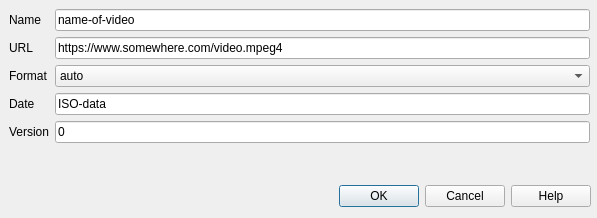
Above: src/cdlgmdffilevideo.ui from grodansparadis/vscp-works-qt before the change. Below: the same form after it.
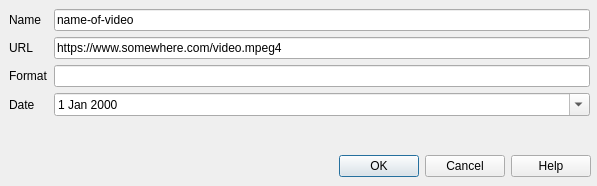
That is the form after the change.

What changed in the file:
```diff
--- a/src/cdlgmdffilevideo.ui
+++ b/src/cdlgmdffilevideo.ui
@@ -7,18 +7,18 @@
     <x>0</x>
     <y>0</y>
     <width>597</width>
-    <height>218</height>
+    <height>186</height>
    </rect>
   </property>
   <property name="windowTitle">
-   <string>Dialog</string>
+   <string>MDF Video</string>
   </property>
-  <widget class="QDialogButtonBox" name="buttonBox_2">
+  <widget class="QDialogButtonBox" name="buttonBox">
    <property name="geometry">
     <rect>
-     <x>0</x>
-     <y>180</y>
-     <width>591</width>
+     <x>10</x>
+     <y>150</y>
+     <width>581</width>
      <height>32</height>
     </rect>
    </property>
@@ -38,94 +38,59 @@
      <x>9</x>
      <y>9</y>
      <width>581</width>
-     <height>151</height>
+     <height>131</height>
     </rect>
    </property>
    <layout class="QFormLayout" name="formLayout">
-    <item row="1" column="0">
+    <item row="0" column="0">
      <widget class="QLabel" name="label_2">
       <property name="text">
        <string>Name</string>
       </property>
      </widget>
     </item>
-    <item row="1" column="1">
-     <widget class="QLineEdit" name="lineEdit">
+    <item row="0" column="1">
+     <widget class="QLineEdit" name="editName">
       <property name="text">
        <string>name-of-video</string>
       </property>
      </widget>
     </item>
-    <item row="2" column="0">
+    <item row="1" column="0">
      <widget class="QLabel" name="label_4">
       <property name="text">
        <string>URL</string>
       </property>
      </widget>
     </item>
-    <item row="2" column="1">
-     <widget class="QLineEdit" name="lineEdit_3">
+    <item row="1" column="1">
+     <widget class="QLineEdit" name="editUrl">
       <property name="text">
        <string>https://www.somewhere.com/video.mpeg4</string>
       </property>
      </widget>
     </item>
-    <item row="3" column="0">
+    <item row="2" column="0">
      <widget class="QLabel" name="label">
       <property name="text">
        <string>Format</string>
       </property>
      </widget>
     </item>
-    <item row="3" column="1">
-     <widget class="QComboBox" name="comboBox">
-      <item>
-       <property name="text">
-        <string>auto</string>
-       </property>
-      </item>
-      <item>
-       <property name="text">
-        <string>png</string>
-       </property>
-      </item>
-      <item>
-       <property name="text">
-        <string>jpg</string>
-       </property>
-      </item>
-      <item>
-       <property name="text">
-        <string>svg</string>
-       </property>
-      </item>
-     </widget>
+    <item row="2" column="1">
+     <widget class="QLineEdit" name="editFormat"/>
     </item>
-    <item row="4" column="0">
+    <item row="3" column="0">
      <widget class="QLabel" name="label_5">
       <property name="text">
        <string>Date</string>
       </property>
      </widget>
     </item>
-    <item row="4" column="1">
-     <widget class="QLineEdit" name="lineEdit_4">
-      <property name="text">
-       <string>ISO-data</string>
-      </property>
-     </widget>
-    </item>
-    <item row="5" column="0">
-     <widget class="QLabel" name="label_7">
-      <property name="text">
-       <string>Version</string>
-      </property>
-     </widget>
-    </item>
-    <item row="5" column="1">
-     <widget class="QLineEdit" name="lineEdit_6">
-      <property name="text">
-       <string>0</string>
+    <item row="3" column="1">
+     <widget class="QDateEdit" name="date">
+      <property name="calendarPopup">
+       <bool>true</bool>
       </property>
      </widget>
     </item>
```
Left out of the diff: 35 changed lines with no effect on the pictures.
